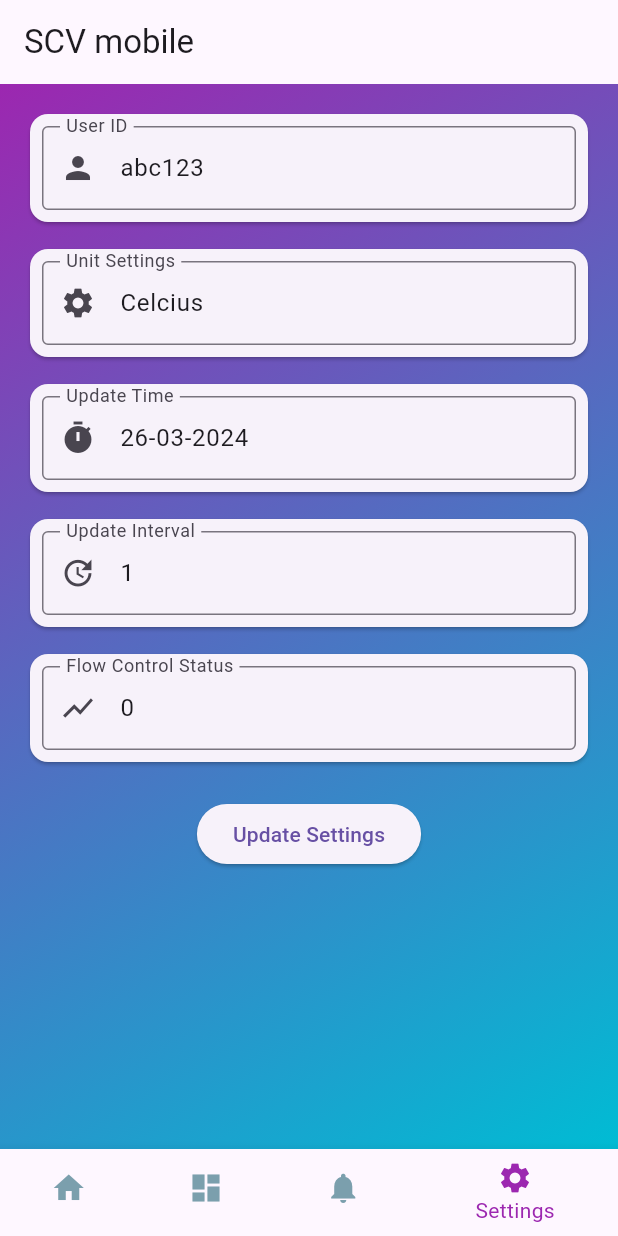
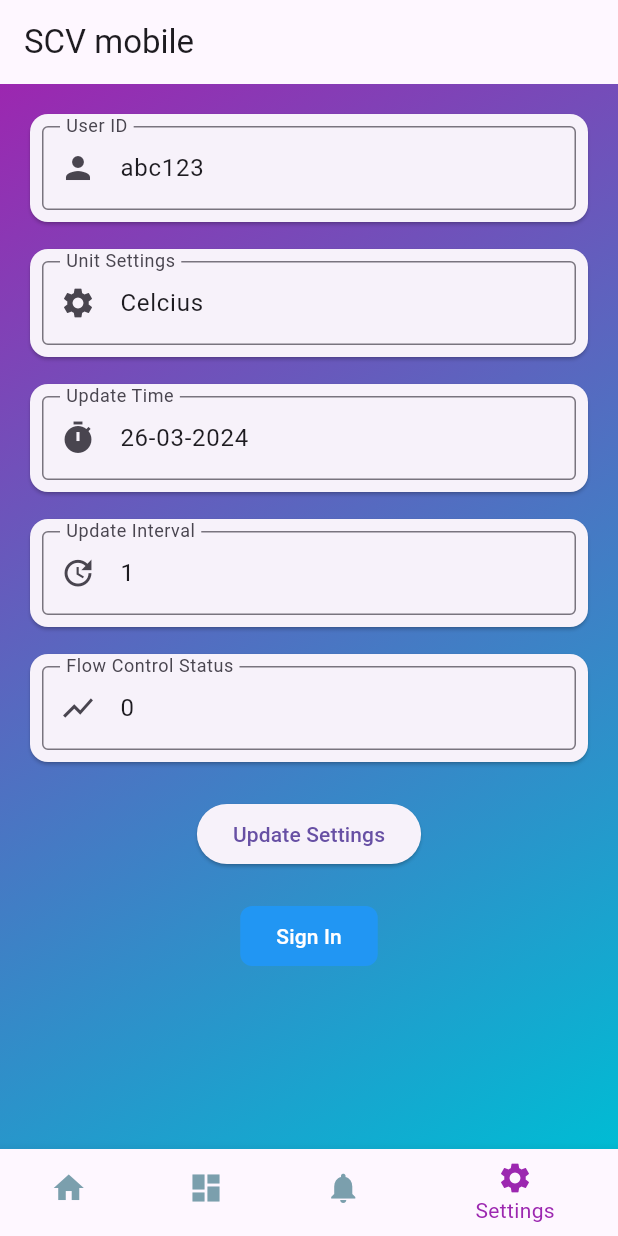
Before and after one commit to min20120907/flutter_water, a Flutter app: the screen it shows after launch, item 4 of the bottom bar chosen, on a phone screen of 412 x 824 dp. Run offline on Flutter 3.47's test engine with Material 3 defaults, Android fonts, the phone set to English and light mode, and no system bars.

```diff
--- a/lib/main.dart
+++ b/lib/main.dart
@@ -238,6 +238,11 @@ class _LoginViewState extends State<LoginView> {
             ElevatedButton(
               onPressed: () {
                 // Handle sign up action
+                // Go to the signup page
+                Navigator.push(
+                  context,
+                  MaterialPageRoute(builder: (context) => SignUpView()),
+                );
               },
               style: ElevatedButton.styleFrom(
                 primary: Colors.blue, // Change button background to blue
@@ -420,8 +425,6 @@ class Dashboard extends StatelessWidget {
                 break;
               case 2:
                 // 導航到Notifications頁面
-                Navigator.push(context,
-                    MaterialPageRoute(builder: (context) => LoginView()));
                 break;
               case 3:
                 // 導航到Settings頁面
@@ -577,7 +580,33 @@ class SettingsView extends StatelessWidget {
                               ),
                             );
                           },
-                        )
+                        ),
+                        const SizedBox(height: 20),
+                        // Sign in button
+                        ElevatedButton(
+                          onPressed: () {
+                            // Handle sign in action
+                            // Go to the login page
+                            Navigator.push(
+                              context,
+                              MaterialPageRoute(
+                                  builder: (context) => LoginView()),
+                            );
+                          },
+                          style: ElevatedButton.styleFrom(
+                            primary:
+                                Colors.blue, // Change button background to blue
+                            shadowColor: Colors
+                                .transparent, // Removes shadow from button
+                            shape: RoundedRectangleBorder(
+                              borderRadius: BorderRadius.circular(8),
+                            ),
+                          ),
+                          child: const Text('Sign In',
+                              style: TextStyle(
+                                  color: Colors
+                                      .white)), // Change text color to white
+                        ),
                       ],
                     ),
                   ),
```
